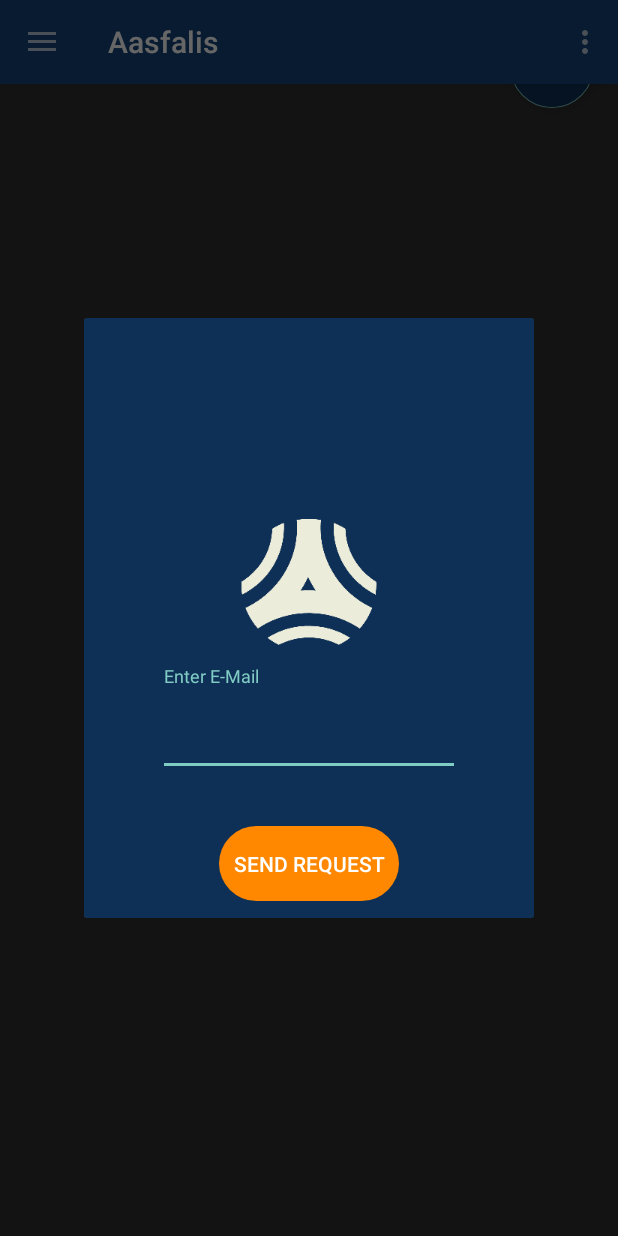
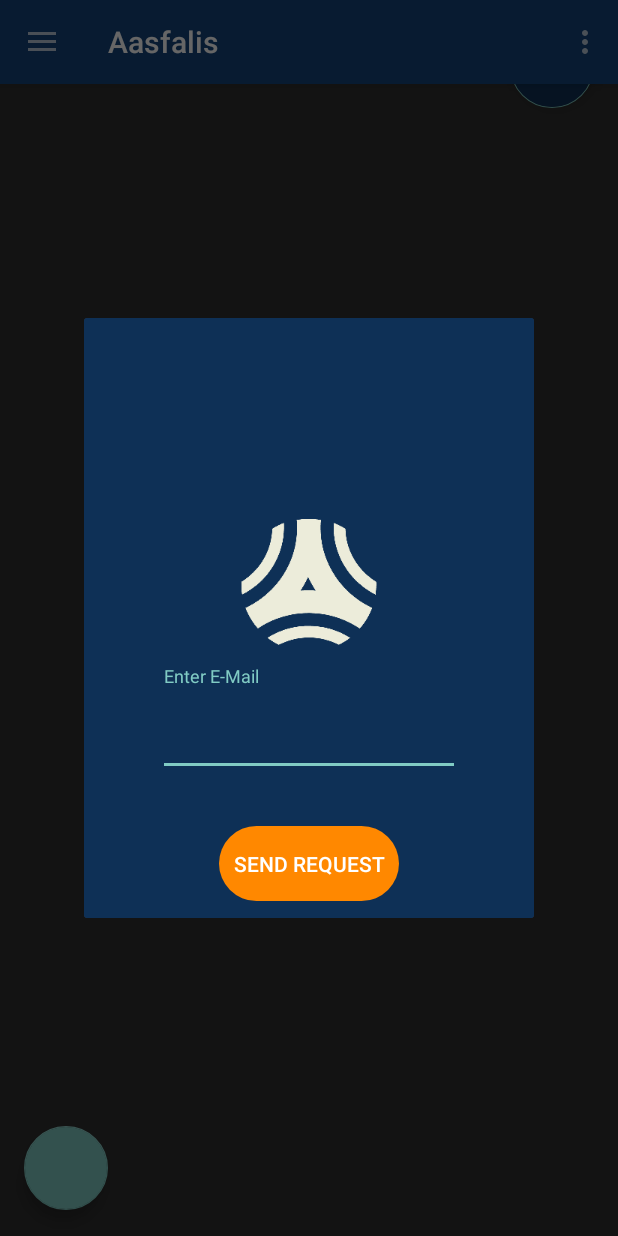
Before and after one commit to PseudoInsanity/Aasfalis, an Android app: the fragment NewFriendFragment placed in its activity, on a phone screen of 412 x 824 dp. Run offline under Robolectric (Android 15) with nearby library versions, the phone set to English and light mode, and no system bars; our stand-ins replace Firebase (no records; nobody signed in at launch, a user with empty details on screens opened directly); Roboto replaces fonts that are not available here.

Commit message:
Panic Button

```diff
--- a/app/src/main/java/com/softwareengineering/aasfalis/activities/MainActivity.java
+++ b/app/src/main/java/com/softwareengineering/aasfalis/activities/MainActivity.java
@@ -62,6 +62,7 @@ import com.softwareengineering.aasfalis.fragments.MessageFragment;
 import com.softwareengineering.aasfalis.fragments.ProfileFragment;
 import com.softwareengineering.aasfalis.models.Friend;
 import com.softwareengineering.aasfalis.models.Message;
+import com.softwareengineering.aasfalis.models.Panic;
 import com.softwareengineering.aasfalis.models.PolylineData;
 
 import java.util.ArrayList;
@@ -70,6 +71,7 @@ import java.util.Locale;
 
 import static com.softwareengineering.aasfalis.client.ClientService.breakLoop;
 import static com.softwareengineering.aasfalis.client.ClientService.forceOut;
+import static com.softwareengineering.aasfalis.client.ClientService.sendObject;
 
 public class MainActivity extends AppCompatActivity implements
         NavigationView.OnNavigationItemSelectedListener,
@@ -89,7 +91,7 @@ public class MainActivity extends AppCompatActivity implements
     private Toolbar toolbar;
     private ValueAnimator mVaActionBar;
     private NavigationView navigationView;
-    private FloatingActionButton fab;
+    private FloatingActionButton fab, panicFab;
     private GeoApiContext geoApiContext;
     private ArrayList<PolylineData> mPolylineData = new ArrayList<>();
     private FriendHandler friendHandler;
@@ -108,9 +110,14 @@ public class MainActivity extends AppCompatActivity implements
         toolbar = (Toolbar) findViewById(R.id.toolbar);
         setSupportActionBar(toolbar);
         StrictMode.setThreadPolicy(new StrictMode.ThreadPolicy.Builder().permitNetwork().build());
+        friendHandler = new FriendHandler();
 
         fab = (FloatingActionButton) findViewById(R.id.fab);
         fab.setOnClickListener(view -> openDirectionsFragment());
+
+        panicFab = findViewById(R.id.panicBtn);
+        panicFab.setOnClickListener(view ->
+                sendObject(new Panic(FirebaseAuth.getInstance().getCurrentUser().getEmail(), friendHandler.getFriendList())));
 
         drawer = (DrawerLayout) findViewById(R.id.drawer_layout);
 
@@ -128,12 +135,16 @@ public class MainActivity extends AppCompatActivity implements
         if (FirebaseAuth.getInstance().getCurrentUser() != null) {
             Database database = new Database();
             database.setCurrentName(FirebaseAuth.getInstance().getCurrentUser().getEmail());
-            friendHandler = new FriendHandler();
             friendHandler.executeOnExecutor(AsyncTask.THREAD_POOL_EXECUTOR);
             breakLoop();
             forceOut();
             startService(new Intent(this, ClientService.class));
 
+            panicFab.show();
+
+        } else {
+
+            panicFab.hide();
         }
 
         MapFragment mapFragment = (MapFragment) getFragmentManager()
@@ -197,6 +208,7 @@ public class MainActivity extends AppCompatActivity implements
         //noinspection SimplifiableIfStatement
         if (id == R.id.action_settings) {
             signOut();
+            panicFab.hide();
             return true;
         }
 
--- a/app/src/main/java/com/softwareengineering/aasfalis/models/Friend.java
+++ b/app/src/main/java/com/softwareengineering/aasfalis/models/Friend.java
@@ -1,7 +1,10 @@
 package com.softwareengineering.aasfalis.models;
 
-public class Friend {
+import java.io.Serializable;
 
+public class Friend implements Serializable {
+
+    private static final long serialVersionUID = 1L;
     private String firstName;
     private String lastName;
     private String eMail;
--- a/app/src/main/res/layout/content_main.xml
+++ b/app/src/main/res/layout/content_main.xml
@@ -7,4 +7,15 @@
     tools:context=".activities.MainActivity"
     tools:showIn="@layout/app_bar_main">
 
+    <android.support.design.widget.FloatingActionButton
+        android:id="@+id/panicBtn"
+        android:layout_width="wrap_content"
+        android:layout_height="wrap_content"
+        android:layout_marginStart="16dp"
+        android:layout_marginBottom="17dp"
+        android:clickable="true"
+        android:visibility="invisible"
+        app:layout_constraintBottom_toBottomOf="parent"
+        app:layout_constraintStart_toStartOf="parent"
+        tools:srcCompat="@tools:sample/avatars[0]" />
 </android.support.constraint.ConstraintLayout>
```
Also changed, not shown: app/src/main/java/com/softwareengineering/aasfalis/client/ClientService.java (+19 -1 lines).
